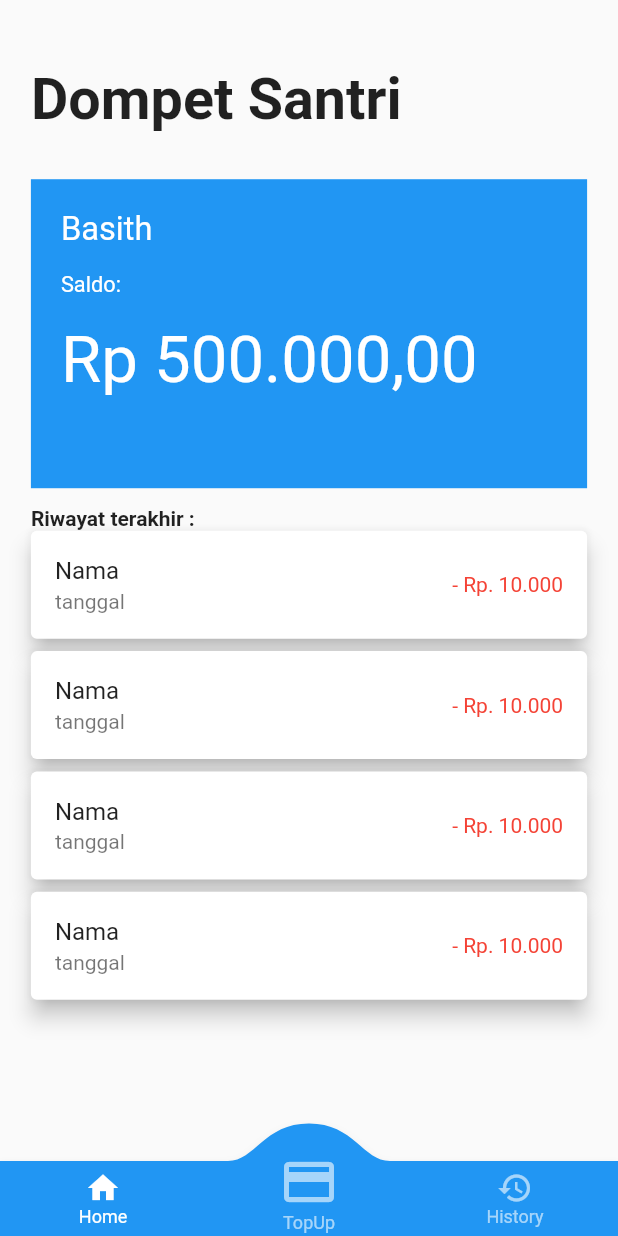
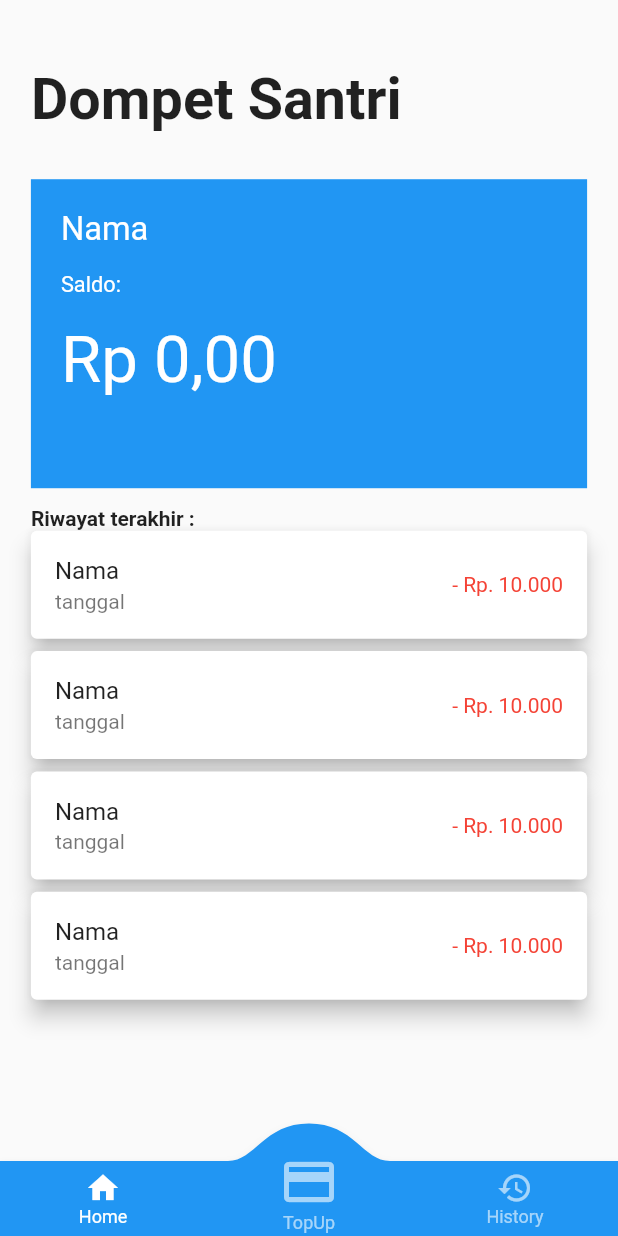
Before and after one commit to gladyne/chasier_tekaja, a Flutter app: the screen it shows after launch, on a phone screen of 412 x 824 dp. Run offline on Flutter 3.47's test engine with Material 2 defaults, Android fonts, the phone set to English and light mode, and no system bars; drawn by our look-alikes of convex_bottom_bar; our stand-ins replace convert; missing offline and left inert: nfc_manager.

Commit message:
read nfc on hompage

```diff
--- a/lib/main.dart
+++ b/lib/main.dart
@@ -109,12 +109,27 @@ class _HomePageState extends State<_HomePage> {
               return Column(
                 crossAxisAlignment: CrossAxisAlignment.start,
                 children: [
+                  if (data != null)
                     Container(
                       height: constraint.maxHeight * 0.15,
                       child: FittedBox(
                         child: Text(
-                        'Basith',
-                        style: TextStyle(color: Colors.white),
+                          data['nama'],
+                          style: TextStyle(
+                            color: Colors.white,
+                          ),
+                        ),
+                      ),
+                    ),
+                  if (data == null)
+                    Container(
+                      height: constraint.maxHeight * 0.15,
+                      child: FittedBox(
+                        child: Text(
+                          "Nama",
+                          style: TextStyle(
+                            color: Colors.white,
+                          ),
                         ),
                       ),
                     ),
@@ -123,7 +138,7 @@ class _HomePageState extends State<_HomePage> {
                   ),
                   Container(
                     height: constraint.maxHeight * 0.1,
-                    child: FittedBox(
+                    child: const FittedBox(
                       child: Text(
                         'Saldo:',
                         style: TextStyle(
@@ -135,11 +150,24 @@ class _HomePageState extends State<_HomePage> {
                   SizedBox(
                     height: constraint.maxHeight * 0.1,
                   ),
+                  if (data != null)
                     Container(
                       height: constraint.maxHeight * 0.3,
                       child: FittedBox(
                         child: Text(
-                        CurrencyFormat.convertToIdr(500000, 2),
+                          CurrencyFormat.convertToIdr(data['saldo'], 2),
+                          style: TextStyle(
+                            color: Colors.white,
+                          ),
+                        ),
+                      ),
+                    ),
+                  if (data == null)
+                    Container(
+                      height: constraint.maxHeight * 0.3,
+                      child: FittedBox(
+                        child: Text(
+                          CurrencyFormat.convertToIdr(0, 2),
                           style: TextStyle(
                             color: Colors.white,
                           ),
```
Lines whose indentation alone changed are shown as unchanged.
